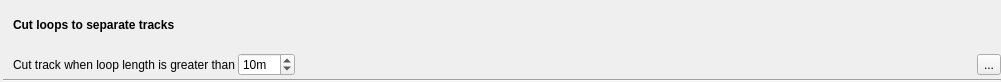
This is src/qmapshack/gis/trk/filter/IFilterLoopsCut.ui in Maproom/qmapshack as Qt 5 draws it before an edit. The edited form follows.
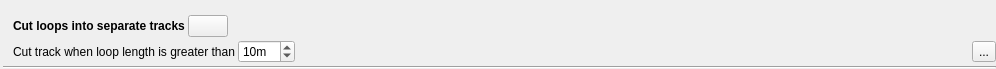
This is the edited form. Icons and pictures are not drawn.

Commit message: Added help button and save to SETTINGS

What changed in the file:
```diff
--- a/src/qmapshack/gis/trk/filter/IFilterLoopsCut.ui
+++ b/src/qmapshack/gis/trk/filter/IFilterLoopsCut.ui
@@ -6,8 +6,8 @@
    <rect>
     <x>0</x>
     <y>0</y>
-    <width>1001</width>
-    <height>82</height>
+    <width>996</width>
+    <height>69</height>
    </rect>
   </property>
   <property name="windowTitle">
@@ -29,7 +29,14 @@
    <property name="spacing">
     <number>3</number>
    </property>
-   <item row="0" column="0" rowspan="2">
+   <item row="3" column="1">
+    <widget class="QLabel" name="label">
+     <property name="text">
+      <string>Cut track when loop length is greater than</string>
+     </property>
+    </widget>
+   </item>
+   <item row="1" column="0" rowspan="3">
     <widget class="QLabel" name="label_3">
      <property name="text">
       <string/>
@@ -39,25 +46,18 @@
      </property>
     </widget>
    </item>
-   <item row="0" column="1">
-    <widget class="QLabel" name="label_2">
-     <property name="text">
-      <string>&lt;b&gt;Cut loops to separate tracks&lt;/b&gt;</string>
+   <item row="4" column="0" colspan="3">
+    <widget class="Line" name="line">
+     <property name="orientation">
+      <enum>Qt::Horizontal</enum>
      </property>
     </widget>
    </item>
-   <item row="1" column="1">
+   <item row="3" column="2">
     <layout class="QHBoxLayout" name="horizontalLayout">
      <property name="spacing">
       <number>3</number>
      </property>
-     <item>
-      <widget class="QLabel" name="label">
-       <property name="text">
-        <string>Cut track when loop length is greater than</string>
-       </property>
-      </widget>
-     </item>
      <item>
       <widget class="QSpinBox" name="spinBox">
        <property name="sizePolicy">
@@ -115,12 +115,67 @@
      </item>
     </layout>
    </item>
-   <item row="2" column="0" colspan="2">
-    <widget class="Line" name="line">
-     <property name="orientation">
-      <enum>Qt::Horizontal</enum>
-     </property>
-    </widget>
+   <item row="2" column="1" colspan="2">
+    <layout class="QHBoxLayout" name="horizontalLayout_3">
+     <item>
+      <widget class="QLabel" name="label_2">
+       <property name="font">
+        <font>
+         <weight>75</weight>
+         <bold>true</bold>
+        </font>
+       </property>
+       <property name="mouseTracking">
+        <bool>true</bool>
+       </property>
+       <property name="text">
+        <string>Cut loops into separate tracks</string>
+       </property>
+      </widget>
+     </item>
+     <item>
+      <widget class="QPushButton" name="help">
+       <property name="sizePolicy">
+        <sizepolicy hsizetype="Fixed" vsizetype="Fixed">
+         <horstretch>0</horstretch>
+         <verstretch>0</verstretch>
+        </sizepolicy>
+       </property>
+       <property name="minimumSize">
+        <size>
+         <width>0</width>
+         <height>0</height>
+        </size>
+       </property>
+       <property name="text">
+        <string/>
+       </property>
+       <property name="icon">
+        <iconset resource="../../../resources.qrc">
+         <normaloff>:/icons/32x32/Help.png</normaloff>:/icons/32x32/Help.png</iconset>
+       </property>
+       <property name="iconSize">
+        <size>
+         <width>16</width>
+         <height>16</height>
+        </size>
+       </property>
+      </widget>
+     </item>
+     <item>
+      <spacer name="horizontalSpacer_2">
+       <property name="orientation">
+        <enum>Qt::Horizontal</enum>
+       </property>
+       <property name="sizeHint" stdset="0">
+        <size>
+         <width>40</width>
+         <height>20</height>
+        </size>
+       </property>
+      </spacer>
+     </item>
+    </layout>
    </item>
   </layout>
   <zorder>label_2</zorder>
```
Left out of the diff: 3 changed lines with no effect on the pictures. The commit also changes 3 other files.
